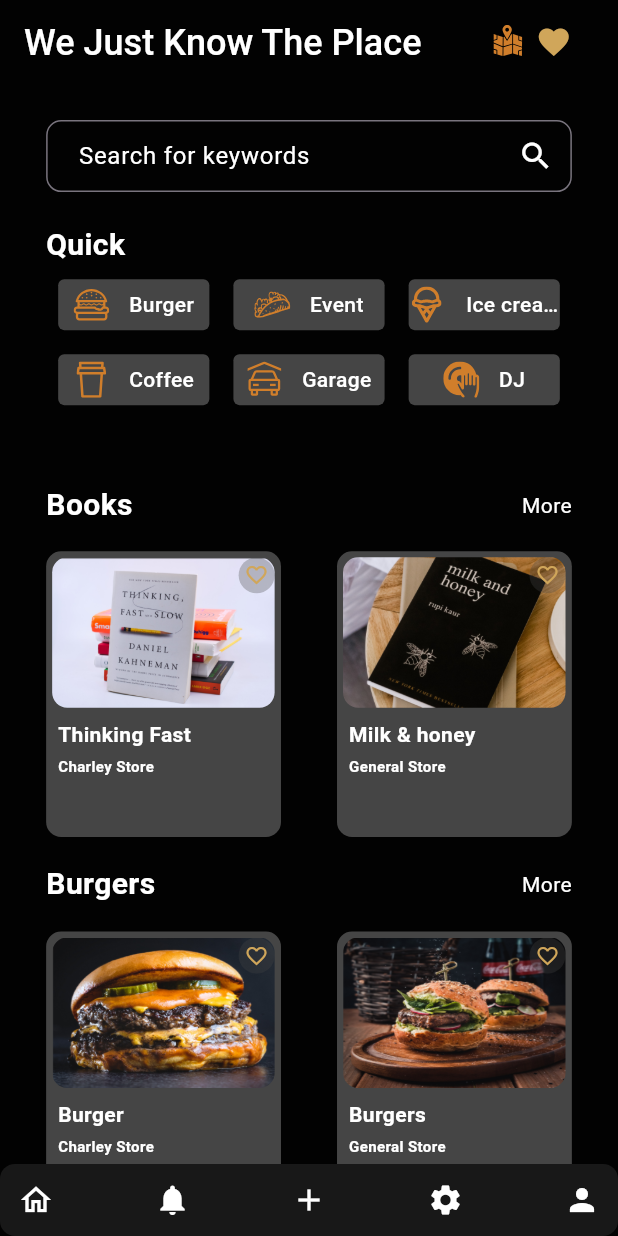
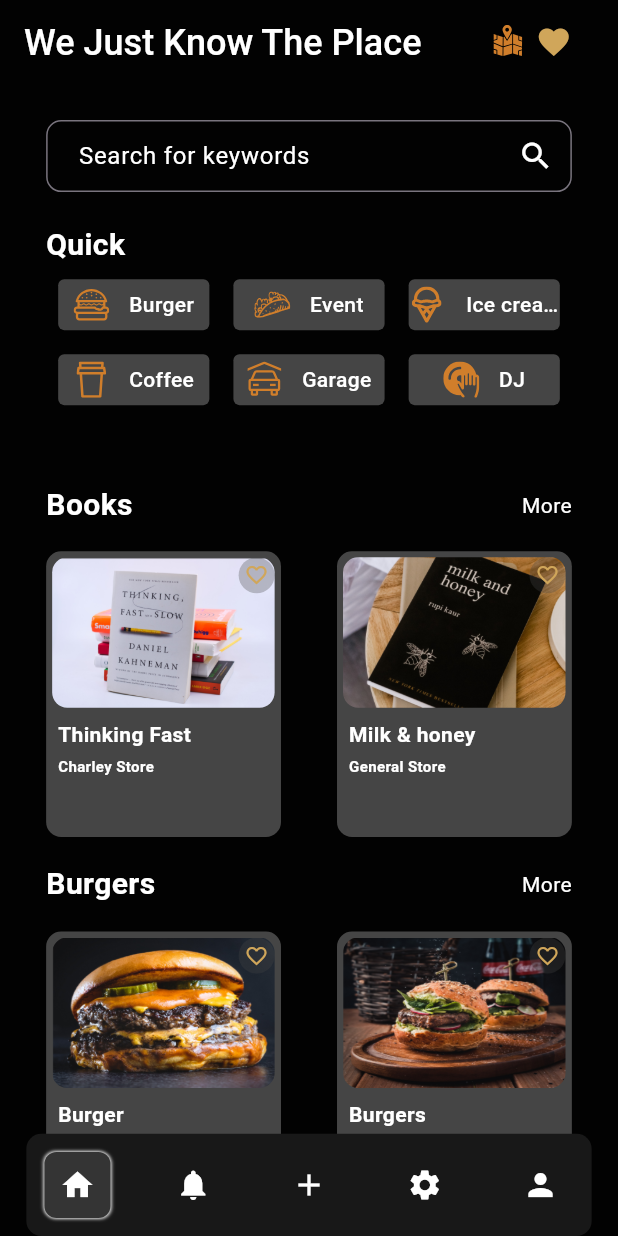
Before and after one commit to bdCalling-Sdt-hub/Pull-Up, a Flutter app: the screen it shows after launch, on a phone screen of 412 x 824 dp. Run offline on Flutter 3.47's test engine with Material 3 defaults, Android fonts, the phone set to English and light mode, and no system bars; our stand-ins replace flutter_neumorphic_plus, flutter_screenutil, flutter_svg, get, google_fonts, pin_code_fields.

Commit message:
Settings section  done

```diff
--- a/lib/core/app_route.dart
+++ b/lib/core/app_route.dart
@@ -13,6 +13,8 @@ import 'package:pull_up/view/screen/location/change_location.dart';
 import 'package:pull_up/view/screen/location/located_shop.dart';
 import 'package:pull_up/view/screen/onboarding.dart';
 import 'package:pull_up/view/screen/payment/ticket_purchase_payment/ticket_purchase_payment.dart';
+import 'package:pull_up/view/screen/setting/deactivate_account/deactiveate_account.dart';
+import 'package:pull_up/view/screen/setting/setting_screen/setting_screen.dart';
 import 'package:pull_up/view/screen/shop_house/product_details/product_details.dart';
 import 'package:pull_up/view/screen/shop_house/shop_house.dart';
 
@@ -44,6 +46,8 @@ class AppRoute {
   static const String ticketPayment = "/ticket_purchase_payment.dart";
   static const String notification = "/notification.dart";
   static const String favorites = "/favorites.dart";
+  static const String settingScreen = "/setting_screen.dart";
+  static const String deactiveateAccount = "/deactiveate_account.dart";
 
   static List<GetPage> routes = [
     GetPage(name: test, page: () =>  Test()),
@@ -67,5 +71,7 @@ class AppRoute {
     GetPage(name: ticketPayment, page: () =>  TicketPurchasePayment()),
     GetPage(name: notification, page: () =>  NotificationScreen()),
     GetPage(name: favorites, page: () =>  FavoritesScreen()),
+    GetPage(name: settingScreen, page: () =>  SettingScreen()),
+    GetPage(name: deactiveateAccount, page: () =>  DeactiveateAccount()),
   ];
 }
--- a/lib/view/widget/navBar/navbar.dart
+++ b/lib/view/widget/navBar/navbar.dart
@@ -1,4 +1,5 @@
 import 'package:flutter/material.dart';
+import 'package:flutter_neumorphic_plus/flutter_neumorphic.dart';
 import 'package:flutter_screenutil/flutter_screenutil.dart';
 import 'package:get/get.dart';
 import '../../../core/app_route.dart';
@@ -16,83 +17,95 @@ class CustomBottomNavBar extends StatefulWidget {
 class _CustomBottomNavBarState extends State<CustomBottomNavBar> {
   var bottomNavIndex = 0;
   List<Widget> unselectedIcons = [
-    const Icon(Icons.home_outlined, color: AppColors.white50),
-    const Icon(Icons.notifications, color: AppColors.white50),
-    const Icon(Icons.add, color: AppColors.white50),
-    const Icon(Icons.settings, color: AppColors.white50),
-    const Icon(Icons.person, color: AppColors.white50),
-  ];
-  List<Widget> selectedIcons = [
-    const Icon(Icons.home_outlined, color: AppColors.white50),
-    const Icon(Icons.notifications, color: AppColors.white50),
-    const Icon(Icons.add, color: AppColors.white50),
-    const Icon(Icons.settings, color: AppColors.white50),
-    const Icon(Icons.person, color: AppColors.white50),
+    Padding(
+      padding: EdgeInsets.all(10.sp),
+      child: const Icon(Icons.home_outlined, color: AppColors.white50),
+    ),
+    Padding(
+      padding: EdgeInsets.all(10.sp),
+      child: const Icon(Icons.notifications, color: AppColors.white50),
+    ),
+    Padding(
+      padding: EdgeInsets.all(10.sp),
+      child: const Icon(Icons.add, color: AppColors.white50),
+    ),
+    Padding(
+      padding: EdgeInsets.all(10.sp),
+      child: const Icon(Icons.settings, color: AppColors.white50),
+    ),
+    Padding(
+      padding: EdgeInsets.all(10.sp),
+      child: const Icon(Icons.person, color: AppColors.white50),
+    ),
   ];
 
-  // List<Widget> selectedIcons = [
-  //   NeumorphicButton(
-  //       onPressed: () {},
-  //       style: NeumorphicStyle(
-  //           shape: NeumorphicShape.flat,
-  //           boxShape: NeumorphicBoxShape.roundRect(BorderRadius.circular(8)),
-  //           color: AppColors.grey600,
-  //           depth: 0),
-  //       padding: const EdgeInsets.all(12.0),
-  //       child: const Icon(
-  //         Icons.home,
-  //         color: AppColors.white50,
-  //       )),
-  //   NeumorphicButton(
-  //       onPressed: () {},
-  //       style: NeumorphicStyle(
-  //           shape: NeumorphicShape.flat,
-  //           boxShape: NeumorphicBoxShape.roundRect(BorderRadius.circular(8)),
-  //           color: AppColors.grey600,
-  //           depth: 0),
-  //       padding: const EdgeInsets.all(12.0),
-  //       child: const Icon(
-  //         Icons.notifications,
-  //         color: AppColors.white50,
-  //       )),
-  //   NeumorphicButton(
-  //       onPressed: () {},
-  //       style: NeumorphicStyle(
-  //           shape: NeumorphicShape.flat,
-  //           boxShape: NeumorphicBoxShape.roundRect(BorderRadius.circular(8)),
-  //           color: AppColors.grey600,
-  //           depth: 0),
-  //       padding: const EdgeInsets.all(12.0),
-  //       child: const Icon(
-  //         Icons.add,
-  //         color: AppColors.white50,
-  //       )),
-  //   NeumorphicButton(
-  //       onPressed: () {},
-  //       style: NeumorphicStyle(
-  //           shape: NeumorphicShape.flat,
-  //           boxShape: NeumorphicBoxShape.roundRect(BorderRadius.circular(8)),
-  //           color: AppColors.grey600,
-  //           depth: 0),
-  //       padding: const EdgeInsets.all(12.0),
-  //       child: const Icon(
-  //         Icons.settings,
-  //         color: AppColors.white50,
-  //       )),
-  //   NeumorphicButton(
-  //       onPressed: () {},
-  //       style: NeumorphicStyle(
-  //           shape: NeumorphicShape.flat,
-  //           boxShape: NeumorphicBoxShape.roundRect(BorderRadius.circular(8)),
-  //           color: AppColors.grey600,
-  //           depth: 0),
-  //       padding: const EdgeInsets.all(12.0),
-  //       child: const Icon(
-  //         Icons.person,
-  //         color: AppColors.white50,
-  //       )),
-  // ];
-
+  List<Widget> selectedIcons = [
+    NeumorphicButton(
+        onPressed: () {},
+        style: NeumorphicStyle(
+            shape: NeumorphicShape.flat,
+            boxShape: NeumorphicBoxShape.roundRect(BorderRadius.circular(8)),
+            color: AppColors.grey600,
+            shadowDarkColor: AppColors.white50,
+            depth: 1),
+        padding: EdgeInsets.all(10.sp),
+        child: const Icon(
+          Icons.home,
+          color: AppColors.white50,
+        )),
+    NeumorphicButton(
+        onPressed: () {},
+        style: NeumorphicStyle(
+            shape: NeumorphicShape.flat,
+            boxShape: NeumorphicBoxShape.roundRect(BorderRadius.circular(8)),
+            color: AppColors.grey600,
+            shadowDarkColor: AppColors.white50,
+            depth: 1),
+        padding: EdgeInsets.all(10.sp),
+        child: const Icon(
+          Icons.notifications,
+          color: AppColors.white50,
+        )),
+    NeumorphicButton(
+        onPressed: () {},
+        style: NeumorphicStyle(
+            shape: NeumorphicShape.flat,
+            boxShape: NeumorphicBoxShape.roundRect(BorderRadius.circular(8)),
+            color: AppColors.grey600,
+            shadowDarkColor: AppColors.white50,
+            depth: 1),
+        padding: EdgeInsets.all(10.sp),
+        child: const Icon(
+          Icons.add,
+          color: AppColors.white50,
+        )),
+    NeumorphicButton(
+        onPressed: () {},
+        style: NeumorphicStyle(
+            shape: NeumorphicShape.flat,
+            boxShape: NeumorphicBoxShape.roundRect(BorderRadius.circular(8)),
+            color: AppColors.grey600,
+            shadowDarkColor: AppColors.white50,
+            depth: 1),
+        padding: EdgeInsets.all(10.sp),
+        child: const Icon(
+          Icons.settings,
+          color: AppColors.white50,
+        )),
+    NeumorphicButton(
+        onPressed: () {},
+        style: NeumorphicStyle(
+            shape: NeumorphicShape.flat,
+            boxShape: NeumorphicBoxShape.roundRect(BorderRadius.circular(8)),
+            color: AppColors.grey600,
+            shadowDarkColor: AppColors.white50,
+            depth: 1),
+        padding: EdgeInsets.all(10.sp),
+        child: const Icon(
+          Icons.person,
+          color: AppColors.white50,
+        )),
+  ];
 
   @override
   void initState() {
@@ -106,6 +119,7 @@ class _CustomBottomNavBarState extends State<CustomBottomNavBar> {
       physics: const NeverScrollableScrollPhysics(),
       child: Container(
         width: MediaQuery.of(context).size.width,
+        margin: EdgeInsets.symmetric(horizontal: 16.w),
         alignment: Alignment.center,
         decoration: BoxDecoration(
             color: AppColors.grey900,
@@ -138,23 +152,23 @@ class _CustomBottomNavBarState extends State<CustomBottomNavBar> {
   void onTap(int index) async {
     if (index == 0) {
       if (!(widget.currentIndex == 0)) {
-        Get.toNamed(AppRoute.home);
+        Get.offAllNamed(AppRoute.home);
       }
     } else if (index == 1) {
       if (!(widget.currentIndex == 1)) {
-        Get.toNamed(AppRoute.notification);
+        Get.offAllNamed(AppRoute.notification);
       }
     } else if (index == 2) {
       if (!(widget.currentIndex == 2)) {
-        Get.toNamed(AppRoute.home);
+        Get.offAllNamed(AppRoute.home);
       }
     } else if (index == 3) {
       if (!(widget.currentIndex == 3)) {
-        Get.toNamed(AppRoute.home);
+        Get.offAllNamed(AppRoute.settingScreen);
       }
     } else if (index == 4) {
       if (!(widget.currentIndex == 4)) {
-        Get.toNamed(AppRoute.home);
+        Get.offAllNamed(AppRoute.home);
       }
     }
   }
--- a/pubspec.yaml
+++ b/pubspec.yaml
@@ -41,7 +41,7 @@ dependencies:
   google_fonts: ^6.2.1
   pin_code_fields: ^8.0.1
   persistent_bottom_nav_bar: ^5.0.2
-#  flutter_neumorphic_plus: ^3.3.0
+  flutter_neumorphic_plus: ^3.3.0
 
 
 dev_dependencies:
```
Also changed, not shown: lib/view/screen/setting/deactivate_account/deactiveate_account.dart (added, +108 -0 lines), lib/view/screen/setting/setting_screen/inner_widget/clear_history_popup.dart (added, +60 -0 lines), lib/view/screen/setting/setting_screen/inner_widget/setting_item.dart (added, +34 -0 lines), lib/view/screen/setting/setting_screen/inner_widget/sistance_units_popup.dart (added, +83 -0 lines), lib/view/screen/setting/setting_screen/setting_screen.dart (added, +88 -0 lines), lib/view/widget/text_field/custom_text_field.dart (+13 -11 lines), pubspec.lock.
